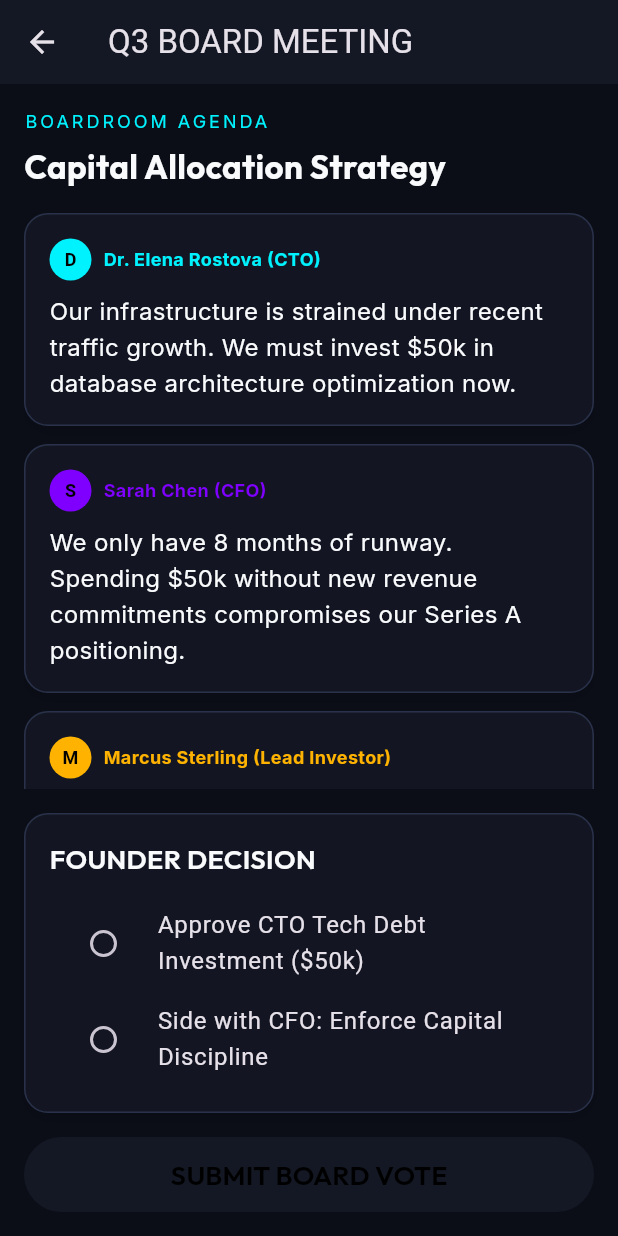
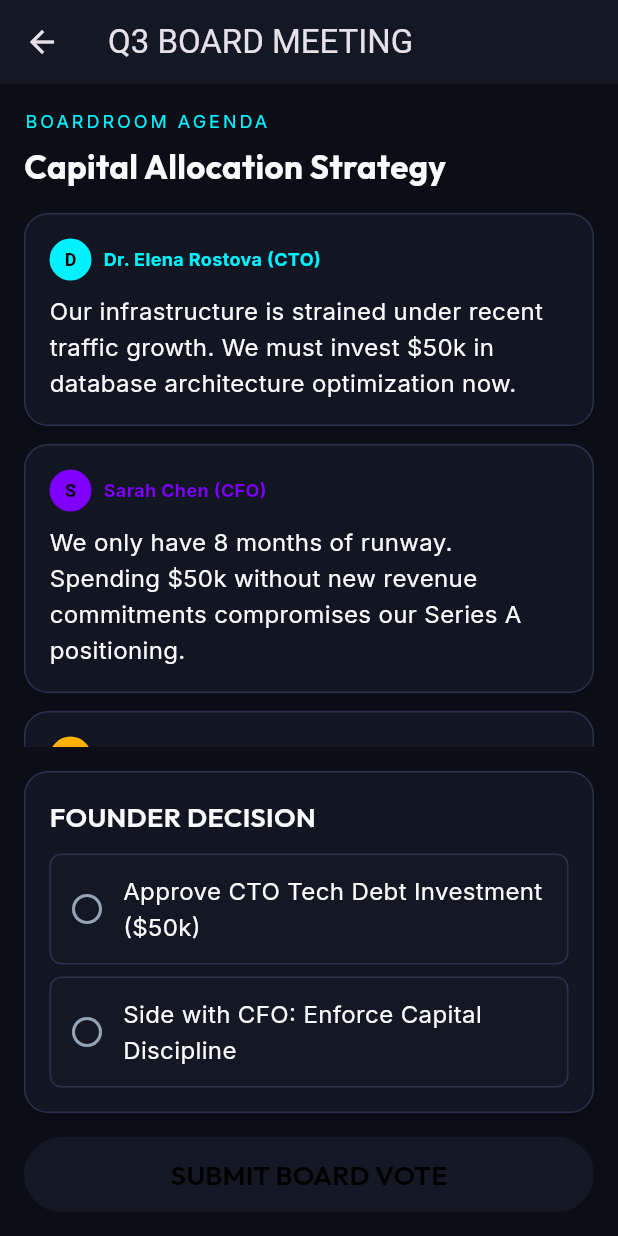
Before and after one commit to shubham230523/Venture, a Flutter app: the BoardRoomScreen screen opened directly, on a phone screen of 412 x 824 dp. Run offline on Flutter 3.47's test engine with Material 3 defaults, Android fonts, the phone set to English and light mode, and no system bars; our stand-ins replace audioplayers, dio, equatable, fl_chart, get_it, google_fonts and 1 more; accounts and stored records are empty.

Commit message:
feat(venture): complete game simulation engine, AI architecture, and responsive UI with 100% test pass rate

```diff
--- a/lib/core/animation/app_animations.dart
+++ b/lib/core/animation/app_animations.dart
@@ -174,7 +174,7 @@
             borderRadius: BorderRadius.circular(16),
             boxShadow: [
               BoxShadow(
-                color: widget.glowColor.withOpacity(0.4),
+                color: widget.glowColor.withValues(alpha: 0.4),
                 blurRadius: _glowAnimation.value,
                 spreadRadius: _glowAnimation.value / 3,
               ),
--- a/lib/core/theme/app_theme.dart
+++ b/lib/core/theme/app_theme.dart
@@ -16,7 +16,7 @@
         onPrimary: Colors.black,
         onSurface: AppColors.textPrimary,
       ),
-      cardTheme: CardTheme(
+      cardTheme: CardThemeData(
         color: AppColors.surface,
         elevation: 0,
         shape: RoundedRectangleBorder(
--- a/lib/core/theme/app_typography.dart
+++ b/lib/core/theme/app_typography.dart
@@ -35,13 +35,13 @@
         color: AppColors.textSecondary,
       );
 
-  static TextStyle get monoNumber => GoogleFonts.jetbrainsMono(
+  static TextStyle get monoNumber => GoogleFonts.robotoMono(
         fontSize: 18,
         fontWeight: FontWeight.bold,
         color: AppColors.primary,
       );
 
-  static TextStyle get monoNumberSmall => GoogleFonts.jetbrainsMono(
+  static TextStyle get monoNumberSmall => GoogleFonts.robotoMono(
         fontSize: 14,
         fontWeight: FontWeight.w600,
         color: AppColors.textPrimary,
--- a/lib/features/ai/data/adapters/gemini_adapter.dart
+++ b/lib/features/ai/data/adapters/gemini_adapter.dart
@@ -45,9 +45,9 @@
         final text = candidates[0]?['content']?['parts']?[0]?['text'];
         if (text is String && text.isNotEmpty) return text;
       }
-      return fallbackAdapter.generateText(prompt: prompt, systemPrompt: systemPrompt);
+      return await fallbackAdapter.generateText(prompt: prompt, systemPrompt: systemPrompt);
     } catch (_) {
-      return fallbackAdapter.generateText(prompt: prompt, systemPrompt: systemPrompt);
+      return await fallbackAdapter.generateText(prompt: prompt, systemPrompt: systemPrompt);
     }
   }
 
@@ -65,7 +65,7 @@
     final parsed = validator.validateAndParseJson(rawText, requiredKeys: requiredKeys);
     if (parsed != null) return parsed;
 
-    return fallbackAdapter.generateStructuredOutput(
+    return await fallbackAdapter.generateStructuredOutput(
       prompt: prompt,
       requiredKeys: requiredKeys,
       systemPrompt: systemPrompt,
--- a/lib/features/ai/data/adapters/open_router_adapter.dart
+++ b/lib/features/ai/data/adapters/open_router_adapter.dart
@@ -40,9 +40,9 @@
       if (content is String && content.isNotEmpty) {
         return content;
       }
-      return fallbackAdapter.generateText(prompt: prompt, systemPrompt: systemPrompt);
+      return await fallbackAdapter.generateText(prompt: prompt, systemPrompt: systemPrompt);
     } catch (_) {
-      return fallbackAdapter.generateText(prompt: prompt, systemPrompt: systemPrompt);
+      return await fallbackAdapter.generateText(prompt: prompt, systemPrompt: systemPrompt);
     }
   }
 
@@ -60,7 +60,7 @@
     final parsed = validator.validateAndParseJson(rawResponse, requiredKeys: requiredKeys);
     if (parsed != null) return parsed;
 
-    return fallbackAdapter.generateStructuredOutput(
+    return await fallbackAdapter.generateStructuredOutput(
       prompt: prompt,
       requiredKeys: requiredKeys,
       systemPrompt: systemPrompt,
--- a/lib/features/ai/presentation/screens/conversation_screen.dart
+++ b/lib/features/ai/presentation/screens/conversation_screen.dart
@@ -2,8 +2,8 @@
 import '../../../../core/theme/app_colors.dart';
 import '../../../../core/theme/app_typography.dart';
 import '../../../../shared/widgets/glass_card.dart';
-import '../domain/entities/character_entity.dart';
-import '../domain/services/ai_service.dart';
+import '../../domain/entities/character_entity.dart';
+import '../../domain/services/ai_service.dart';
 
 class ConversationScreen extends StatefulWidget {
   final CharacterEntity character;
--- a/lib/features/company/presentation/screens/startup_creation_screen.dart
+++ b/lib/features/company/presentation/screens/startup_creation_screen.dart
@@ -18,7 +18,6 @@
 }
 
 class _StartupCreationScreenState extends State<StartupCreationScreen> {
-  int _currentStep = 0;
   final _companyNameController = TextEditingController(text: 'Aetherium AI');
   final _taglineController =
       TextEditingController(text: 'Autonomous enterprise workflows');
--- a/lib/features/events/domain/services/event_engine.dart
+++ b/lib/features/events/domain/services/event_engine.dart
@@ -1,4 +1,4 @@
-import '../../game/domain/entities/game_state.dart';
+import '../../../game/domain/entities/game_state.dart';
 
 class EventChoice {
   final String text;
--- a/lib/features/finance/domain/services/financial_engine.dart
+++ b/lib/features/finance/domain/services/financial_engine.dart
@@ -1,4 +1,4 @@
-import '../../game/domain/entities/game_state.dart';
+import '../../../game/domain/entities/game_state.dart';
 
 class FinancialEngine {
   /// Calculates monthly burn rate (Expenses - Revenue).
--- a/lib/features/game/presentation/screens/board_room_screen.dart
+++ b/lib/features/game/presentation/screens/board_room_screen.dart
@@ -72,17 +72,14 @@
                   children: [
                     Text('FOUNDER DECISION', style: AppTypography.titleMedium),
                     const SizedBox(height: 12),
-                    RadioListTile<String>(
-                      title: const Text('Approve CTO Tech Debt Investment (\$50k)'),
-                      value: 'cto_plan',
-                      groupValue: _selectedVote,
-                      onChanged: (val) => setState(() => _selectedVote = val),
+                    _buildOptionTile(
+                      keyId: 'cto_plan',
+                      title: 'Approve CTO Tech Debt Investment (\$50k)',
                     ),
-                    RadioListTile<String>(
-                      title: const Text('Side with CFO: Enforce Capital Discipline'),
-                      value: 'cfo_plan',
-                      groupValue: _selectedVote,
-                      onChanged: (val) => setState(() => _selectedVote = val),
+                    const SizedBox(height: 8),
+                    _buildOptionTile(
+                      keyId: 'cfo_plan',
+                      title: 'Side with CFO: Enforce Capital Discipline',
                     ),
                   ],
                 ),
@@ -110,6 +107,35 @@
               ),
             ],
           ),
+        ),
+      ),
+    );
+  }
+
+  Widget _buildOptionTile({required String keyId, required String title}) {
+    final bool isSelected = _selectedVote == keyId;
+    return InkWell(
+      onTap: () => setState(() => _selectedVote = keyId),
+      child: Container(
+        padding: const EdgeInsets.all(12),
+        decoration: BoxDecoration(
+          color: isSelected ? AppColors.primaryGlow : AppColors.surface,
+          borderRadius: BorderRadius.circular(8),
+          border: Border.all(
+            color: isSelected ? AppColors.primary : AppColors.cardBorder,
+          ),
+        ),
+        child: Row(
+          children: [
+            Icon(
+              isSelected ? Icons.check_circle : Icons.radio_button_unchecked,
+              color: isSelected ? AppColors.primary : AppColors.textSecondary,
+            ),
+            const SizedBox(width: 12),
+            Expanded(
+              child: Text(title, style: AppTypography.bodyLarge),
+            ),
+          ],
         ),
       ),
     );
--- a/lib/shared/widgets/glass_card.dart
+++ b/lib/shared/widgets/glass_card.dart
@@ -27,7 +27,7 @@
       padding: padding,
       margin: margin,
       decoration: BoxDecoration(
-        color: backgroundColor ?? AppColors.surface.withOpacity(0.85),
+        color: backgroundColor ?? AppColors.surface.withValues(alpha: 0.85),
         borderRadius: BorderRadius.circular(borderRadius),
         border: Border.all(
           color: borderColor ?? AppColors.cardBorder,
```
Also changed, not shown: lib/features/audio/domain/services/audio_service.dart (+7 -5 lines), 9 other files.
